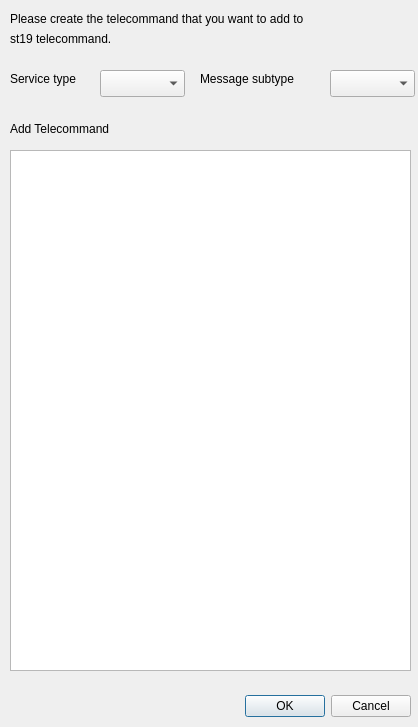
First picture: the form in app/Views/Views_Ui/Ui_Files/AddTCView.ui, repository ESROCOS/tools-pusconsole, before the edit.
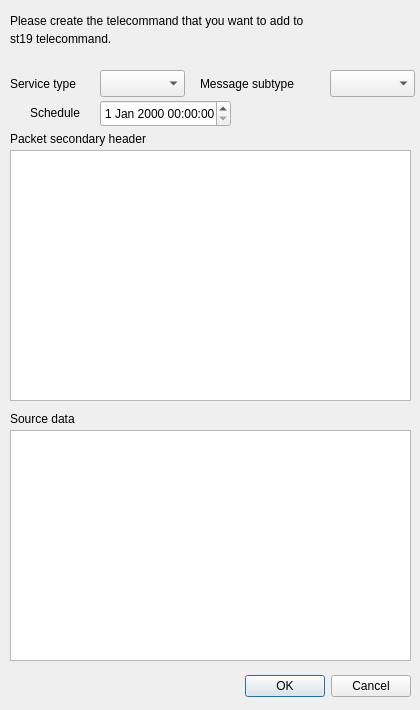
Second picture: the form after the edit.

Commit message: st11 time added

```diff
--- a/app/Views/Views_Ui/Ui_Files/AddTCView.ui
+++ b/app/Views/Views_Ui/Ui_Files/AddTCView.ui
@@ -6,8 +6,8 @@
    <rect>
     <x>0</x>
     <y>0</y>
-    <width>418</width>
-    <height>727</height>
+    <width>420</width>
+    <height>710</height>
    </rect>
   </property>
   <property name="windowTitle">
@@ -17,7 +17,7 @@
    <property name="geometry">
     <rect>
      <x>70</x>
-     <y>690</y>
+     <y>670</y>
      <width>341</width>
      <height>32</height>
     </rect>
@@ -58,7 +58,7 @@
      <x>10</x>
      <y>150</y>
      <width>401</width>
-     <height>521</height>
+     <height>251</height>
     </rect>
    </property>
   </widget>
@@ -66,7 +66,7 @@
    <property name="geometry">
     <rect>
      <x>10</x>
-     <y>70</y>
+     <y>75</y>
      <width>121</width>
      <height>17</height>
     </rect>
@@ -81,31 +81,18 @@
      <x>10</x>
      <y>10</y>
      <width>401</width>
-     <height>17</height>
+     <height>21</height>
     </rect>
    </property>
    <property name="text">
     <string>Please create the telecommand that you want to add to </string>
    </property>
   </widget>
-  <widget class="QLabel" name="addTCLabel">
-   <property name="geometry">
-    <rect>
-     <x>10</x>
-     <y>120</y>
-     <width>151</width>
-     <height>17</height>
-    </rect>
-   </property>
-   <property name="text">
-    <string>Add Telecommand</string>
-   </property>
-  </widget>
   <widget class="QLabel" name="label_3">
    <property name="geometry">
     <rect>
      <x>200</x>
-     <y>70</y>
+     <y>75</y>
      <width>121</width>
      <height>17</height>
     </rect>
@@ -124,6 +111,65 @@
     </rect>
    </property>
   </widget>
+  <widget class="QLabel" name="pckSecHeaderLbl">
+   <property name="geometry">
+    <rect>
+     <x>10</x>
+     <y>130</y>
+     <width>171</width>
+     <height>17</height>
+    </rect>
+   </property>
+   <property name="text">
+    <string>Packet secondary header</string>
+   </property>
+  </widget>
+  <widget class="QLabel" name="srcDataLbl">
+   <property name="geometry">
+    <rect>
+     <x>10</x>
+     <y>410</y>
+     <width>171</width>
+     <height>17</height>
+    </rect>
+   </property>
+   <property name="text">
+    <string>Source data</string>
+   </property>
+  </widget>
+  <widget class="QPlainTextEdit" name="srcDataTextEdit">
+   <property name="geometry">
+    <rect>
+     <x>10</x>
+     <y>430</y>
+     <width>401</width>
+     <height>231</height>
+    </rect>
+   </property>
+  </widget>
+  <widget class="QDateTimeEdit" name="dateTimeEdit">
+   <property name="geometry">
+    <rect>
+     <x>100</x>
+     <y>100</y>
+     <width>131</width>
+     <height>27</height>
+    </rect>
+   </property>
+  </widget>
+  <widget class="QLabel" name="scheduleLbl">
+   <property name="geometry">
+    <rect>
+     <x>30</x>
+     <y>103</y>
+     <width>61</width>
+     <height>20</height>
+    </rect>
+   </property>
+   <property name="text">
+    <string>Schedule</string>
+   </property>
+  </widget>
  </widget>
  <resources/>
  <connections>
```
Left out of the diff: 4 changed lines with no effect on the pictures. The commit also changes 12 other files.
